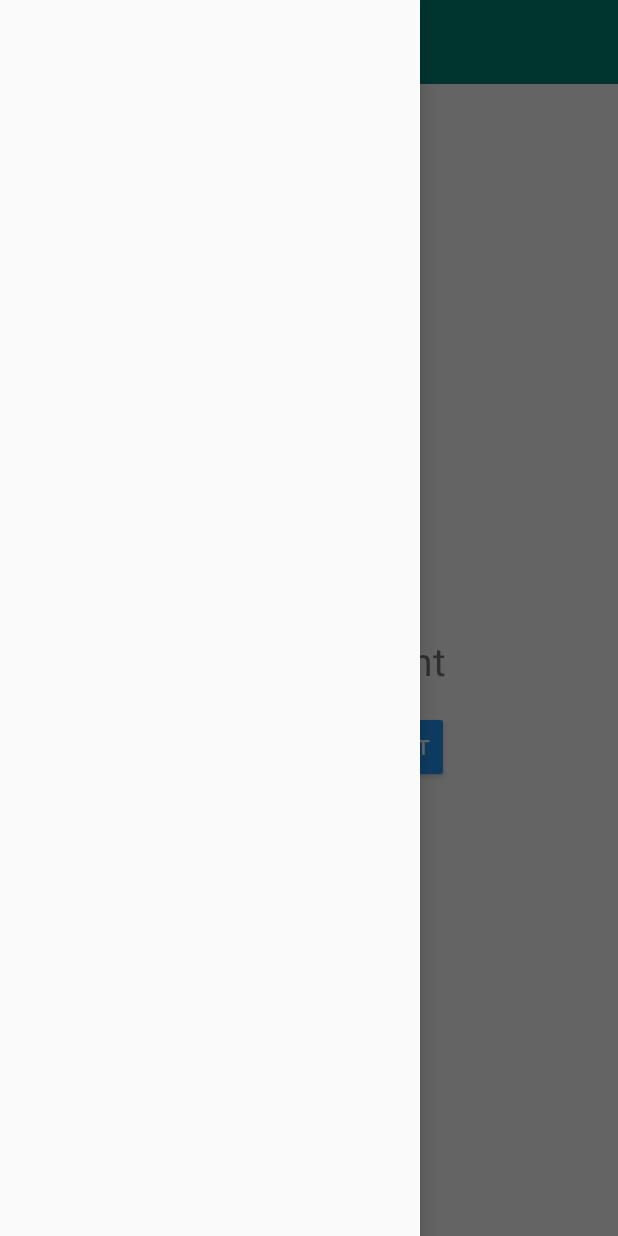
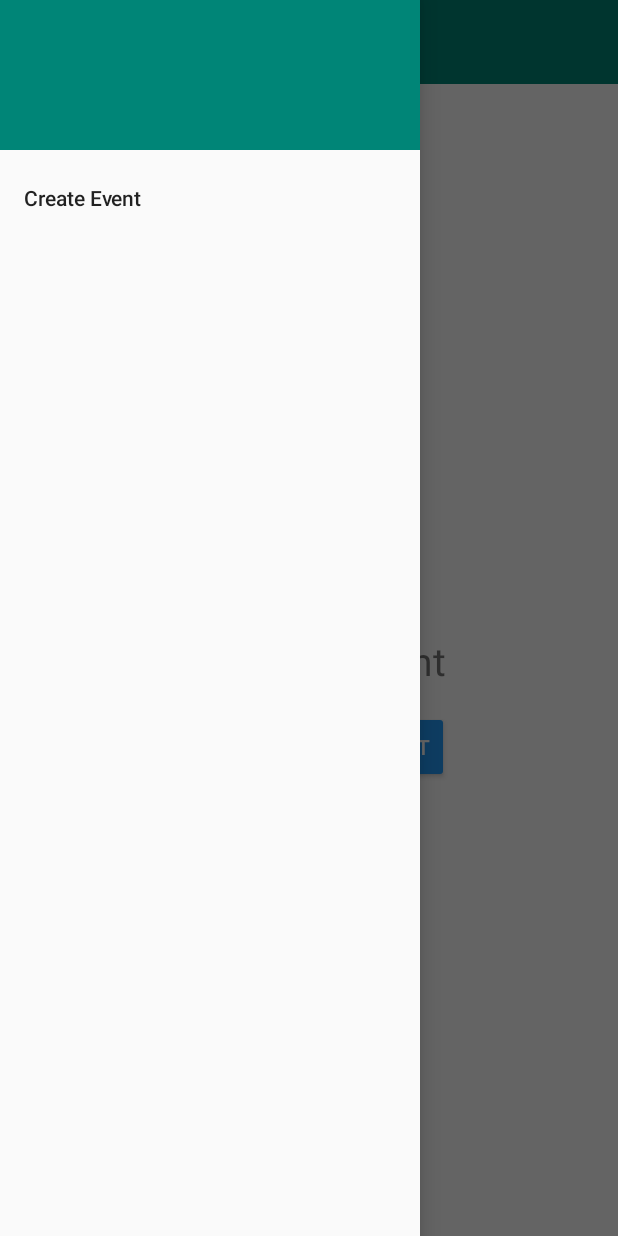
Before and after one commit to Pulimet/TeamCo, an Android app: the screen it shows after launch (MainActivity), with the side drawer open, on a phone screen of 412 x 824 dp. Run offline under Robolectric (Android 15) with nearby library versions, the phone set to English and light mode, and no system bars; our stand-ins replace navigation-ui.

```diff
--- a/app/src/main/java/net/alexandroid/teamco/MainActivity.kt
+++ b/app/src/main/java/net/alexandroid/teamco/MainActivity.kt
@@ -2,7 +2,9 @@ package net.alexandroid.teamco
 
 import android.os.Bundle
 import androidx.appcompat.app.AppCompatActivity
+import androidx.drawerlayout.widget.DrawerLayout
 import androidx.navigation.NavController
+import androidx.navigation.NavDestination
 import androidx.navigation.findNavController
 import androidx.navigation.ui.AppBarConfiguration
 import androidx.navigation.ui.NavigationUI
@@ -20,21 +22,37 @@ class MainActivity : AppCompatActivity() {
         super.onCreate(savedInstanceState)
         setContentView(R.layout.activity_main)
 
+        setToolBarAndNavigation()
+    }
+
+    private fun setToolBarAndNavigation() {
         setSupportActionBar(toolBar)
         navController = findNavController(R.id.myNavHostFragment)
 
         // Update action bar to reflect navigation
-        NavigationUI.setupActionBarWithNavController(
-                this,
-                navController,
+        // The title in the action bar will automatically be updated when the destination changes
+        setupActionBarWithNavController(this, navController, drawerLayout)
+
+        // This will call #onNavDestinationSelected(...)} when a menu item is selected.
+        setupWithNavController(navView, navController)
+
+        // Set Login and Home fragments as parent fragments
+        val appBarConfiguration = AppBarConfiguration(setOf(R.id.loginFragment, R.id.homeFragment),
                 drawerLayout)
 
-        val appBarConfiguration = AppBarConfiguration(
-                setOf(R.id.loginFragment, R.id.homeFragment),
-                drawerLayout)
-        NavigationUI.setupWithNavController(toolBar, navController, appBarConfiguration)
+        setupWithNavController(toolBar, navController, appBarConfiguration)
 
+        //Hide hamburger icon at LoginFragment
         supportActionBar?.setDisplayHomeAsUpEnabled(false)
+
+        //Lock drawer everywhere except HomeFragment
+        navController.addOnDestinationChangedListener { navController, destination, arguments ->
+            if (destination.id == R.id.homeFragment) {
+                drawerLayout.setDrawerLockMode(DrawerLayout.LOCK_MODE_UNLOCKED)
+            } else {
+                drawerLayout.setDrawerLockMode(DrawerLayout.LOCK_MODE_LOCKED_CLOSED)
+            }
+        }
     }
 
     override fun onSupportNavigateUp() = NavigationUI.navigateUp(navController, drawerLayout)
--- a/app/src/main/res/layout/activity_main.xml
+++ b/app/src/main/res/layout/activity_main.xml
@@ -41,6 +41,7 @@
             android:layout_width="wrap_content"
             android:layout_height="match_parent"
             android:layout_gravity="start"
+            app:headerLayout="@layout/nav_header"
             app:menu="@menu/nav_drawer_menu"/>
 
 </androidx.drawerlayout.widget.DrawerLayout>
--- /dev/null
+++ b/app/src/main/res/layout/nav_header.xml
@@ -0,0 +1,8 @@
+<?xml version="1.0" encoding="utf-8"?>
+<LinearLayout xmlns:android="http://schemas.android.com/apk/res/android"
+              android:orientation="vertical"
+              android:layout_width="match_parent"
+              android:background="@color/colorPrimary"
+              android:layout_height="100dp">
+
+</LinearLayout>
--- a/app/src/main/res/menu/nav_drawer_menu.xml
+++ b/app/src/main/res/menu/nav_drawer_menu.xml
@@ -1,7 +1,7 @@
 <?xml version="1.0" encoding="utf-8"?>
 <menu xmlns:android="http://schemas.android.com/apk/res/android">
 
-<!--    <item
-        android:id="@+id/homeFragment"
-        android:title="Home" />-->
+    <item
+        android:id="@+id/createEventFragment"
+        android:title="Create Event" />
 </menu>
```
